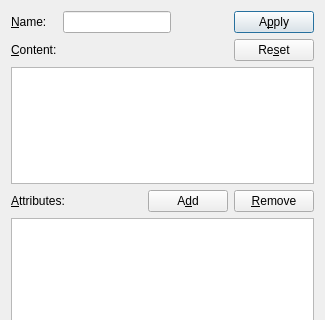
Qt form ndtsconfigtool/ui/definitiondlg.ui (jkotan/nexdatas.configtool) before a commit; both pictures show x 0 to 325 and y 0 to 320 of the 325 by 489 pixel window.
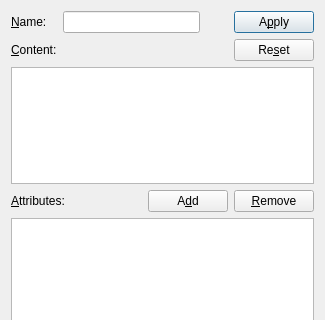
The same form after that commit.

Commit message: update definitions widget

Diff of the .ui file:
```diff
--- a/ndtsconfigtool/ui/definitiondlg.ui
+++ b/ndtsconfigtool/ui/definitiondlg.ui
@@ -66,7 +66,7 @@
           <enum>Qt::Horizontal</enum>
          </property>
          <property name="sizeType">
-          <enum>QSizePolicy::MinimumExpanding</enum>
+          <enum>QSizePolicy::Maximum</enum>
          </property>
          <property name="sizeHint" stdset="0">
           <size>
```
